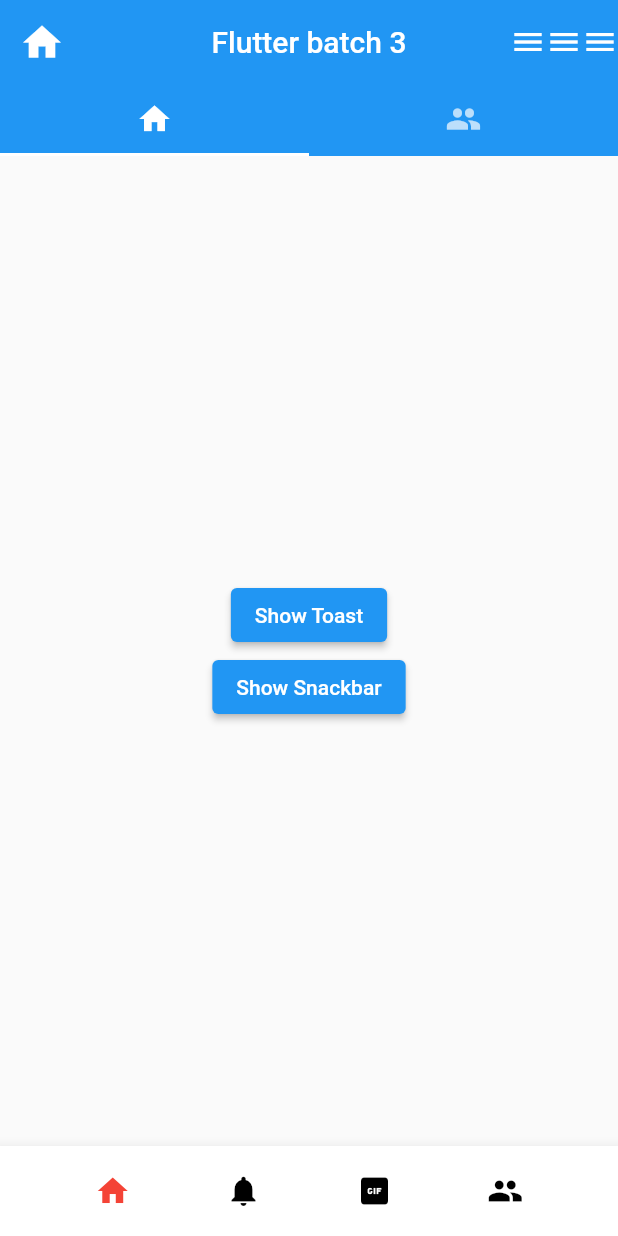
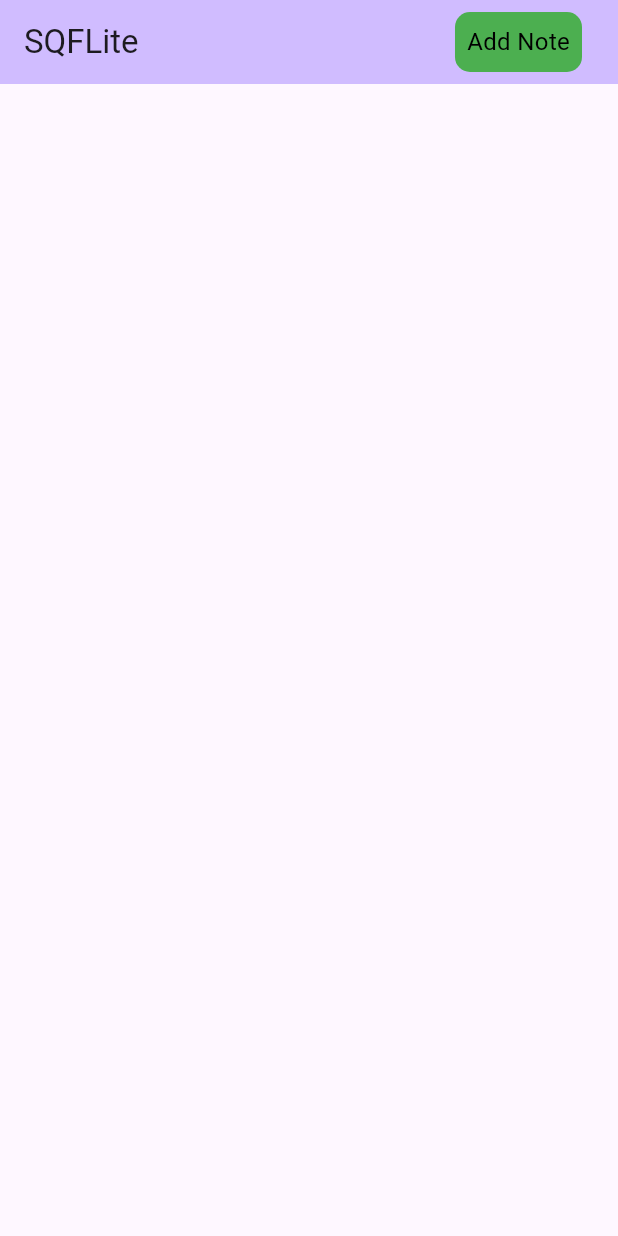
Before and after one commit to mdkhaledhassan/batch3-code, a Flutter app: the screen it shows after launch, on a phone screen of 412 x 824 dp. Run offline on Flutter 3.47's test engine with Material 3 defaults, Android fonts, the phone set to English and light mode, and no system bars; our stand-ins replace flutter_screenutil, flutter_svg, fluttertoast, get_storage, google_fonts, page_transition and 2 more; accounts and stored records are empty.

```diff
--- a/lib/main.dart
+++ b/lib/main.dart
@@ -1,8 +1,13 @@
 import 'package:flutter/material.dart';
+import 'package:flutter_screenutil/flutter_screenutil.dart';
+import 'package:get_storage/get_storage.dart';
+import 'home_screen.dart';
+import 'sqflite/screens/home_screen.dart';
 
-import 'home_screen.dart';
+final box = GetStorage();
 
-void main() {
+void main() async {
+  await GetStorage.init();
   runApp(const MyApp());
 }
 
@@ -10,13 +15,16 @@ class MyApp extends StatelessWidget {
   const MyApp({super.key});
   @override
   Widget build(BuildContext context) {
-    return MaterialApp(
-      debugShowCheckedModeBanner: false,
-      theme: ThemeData(
-        useMaterial3: false,
+    return ScreenUtilInit(
+      designSize: Size(390,844),
+      builder: (context, child) => MaterialApp(
+        debugShowCheckedModeBanner: false,
+        theme: ThemeData(
+          useMaterial3: true,
+        ),
+        title: 'Flutter Batch 3',
+        home: const MyHomePage(),
       ),
-      title: 'Flutter Batch 3',
-      home: const HomeScreen(),
     );
   }
 }
--- /dev/null
+++ b/lib/sqflite/models/note_model.dart
@@ -0,0 +1,14 @@
+class Note {
+  final int? id;
+  final String? description;
+
+  Note({this.id, this.description});
+
+  Note.fromMap(Map<String, dynamic> item)
+      : id = item["id"],
+        description = item["description"];
+
+  Map<String, Object> toMap() {
+    return {'id': id!, 'description': description!};
+  }
+}
--- /dev/null
+++ b/lib/sqflite/screens/home_screen.dart
@@ -0,0 +1,198 @@
+import 'package:batch3/sqflite/screens/add_note_screen.dart';
+import 'package:flutter/material.dart';
+
+import '../models/note_model.dart';
+import '../services/sqfflite_services.dart';
+import 'edit_note_screen.dart';
+
+class MyHomePage extends StatefulWidget {
+  const MyHomePage({super.key});
+
+  @override
+  State<MyHomePage> createState() => _MyHomePageState();
+}
+
+class _MyHomePageState extends State<MyHomePage> {
+
+  Sqflite sqflite = Sqflite();
+
+  List<Note> noteList = [];
+
+  getData() async {
+    final data = await sqflite.getNotes();
+
+    setState(() {
+      noteList = data;
+    });
+  }
+
+  @override
+  void initState() {
+    sqflite.intDB().whenComplete(() async {
+      await getData();
+      setState(() {
+
+      });
+    });
+    super.initState();
+  }
+
+  @override
+  Widget build(BuildContext context) {
+    return Scaffold(
+      appBar: AppBar(
+        backgroundColor: Theme.of(context).colorScheme.inversePrimary,
+        title: const Text('SQFLite'),
+        actions: [
+          Padding(
+            padding: const EdgeInsets.only(right: 16),
+            child: IconButton(
+                onPressed: () {
+                  Navigator.push(context,
+                      MaterialPageRoute(builder: (_) => const AddNoteScreen()));
+                },
+                icon: Container(
+                  decoration: BoxDecoration(
+                      color: Colors.green,
+                      borderRadius: BorderRadius.circular(10)),
+                  child: const Padding(
+                    padding: EdgeInsets.all(8),
+                    child: Center(
+                      child: Text('Add Note',
+                          style: TextStyle(
+                              color: Colors.black,
+                              fontWeight: FontWeight.w400,
+                              fontSize: 16)),
+                    ),
+                  ),
+                )),
+          )
+        ],
+      ),
+      body: SingleChildScrollView(
+        child: Padding(
+          padding: const EdgeInsets.all(20),
+          child: Column(
+            children: List.generate(
+                noteList.length,
+                (index) =>
+                Padding(
+                      padding: const EdgeInsets.only(bottom: 10),
+                      child: GestureDetector(
+                        onTap: () {
+                          Navigator.push(context, MaterialPageRoute(builder: (_)=> EditNoteScreen(
+                            id: noteList[index].id!.toInt(),
+                            description: noteList[index].description.toString(),
+                          )));
+                        },
+                        onLongPress: () {
+                          showDialog(
+                              context: context,
+                              builder: (_) {
+                                return AlertDialog(
+                                  title: const Text(
+                                      'Are you sure to delete this note?'),
+                                  actions: [
+                                    Row(
+                                      mainAxisAlignment:
+                                          MainAxisAlignment.spaceBetween,
+                                      children: [
+                                        GestureDetector(
+                                          onTap: () {
+                                            Navigator.pop(context);
+                                          },
+                                          child: Container(
+                                            height: 40,
+                                            width: 60,
+                                            decoration: BoxDecoration(
+                                                color: Colors.red,
+                                                borderRadius:
+                                                    BorderRadius.circular(10)),
+                                            child: const Center(
+                                              child: Text(
+                                                'No',
+                                                style: TextStyle(
+                                                    color: Colors.white,
+                                                    fontWeight: FontWeight.w400,
+                                                    fontSize: 16),
+                                              ),
+                                            ),
+                                          ),
+                                        ),
+                                        GestureDetector(
+                                          onTap: () {
+                                            Sqflite().deleteNote(noteList[index].id!.toInt());
+
+                                            getData();
+
+                                            Navigator.pop(context);
+                                          },
+                                          child: Container(
+                                            height: 40,
+                                            width: 60,
+                                            decoration: BoxDecoration(
+                                                color: Colors.green,
+                                                borderRadius:
+                                                    BorderRadius.circular(10)),
+                                            child: const Center(
+                                              child: Text(
+                                                'Yes',
+                                                style: TextStyle(
+                                                    color: Colors.white,
+                                                    fontWeight: FontWeight.w400,
+                                                    fontSize: 16),
+                                              ),
+                                            ),
+                                          ),
+                                        )
+                                      ],
+                                    )
+                                  ],
+                                );
+                              });
+                        },
+                        child: Container(
+                          width: double.infinity,
+                          decoration: BoxDecoration(
+                              color: Colors.white,
+                              boxShadow: [
+                                BoxShadow(
+                                    color: Colors.black.withOpacity(0.25),
+                                    blurRadius: 10,
+                                    offset: const Offset(0, 4))
+                              ],
+                              borderRadius: BorderRadius.circular(15)),
+                          child: Padding(
+                            padding: const EdgeInsets.all(10),
+                            child: Column(
+                              crossAxisAlignment: CrossAxisAlignment.start,
+                              children: [
+                                Text(
+                                  'ID: ${noteList[index].id}',
+                                  style: const TextStyle(
+                                      color: Colors.black,
+                                      fontWeight: FontWeight.w400,
+                                      fontSize: 18),
+                                ),
+                                const SizedBox(
+                                  height: 5,
+                                ),
+                                Text(
+                                  'Description: ${noteList[index].description}',
+                                  style: const TextStyle(
+                                      color: Colors.black,
+                                      fontWeight: FontWeight.w400,
+                                      fontSize: 18),
+                                ),
+                              ],
+                            ),
+                          ),
+                        ),
+                      ),
+                    )),
+          ),
+        ),
+      ),
+    );
+  }
+}
--- /dev/null
+++ b/lib/sqflite/services/sqfflite_services.dart
@@ -0,0 +1,49 @@
+import 'package:batch3/sqflite/models/note_model.dart';
+import 'package:flutter/widgets.dart';
+import 'package:path/path.dart';
+import 'package:sqflite/sqflite.dart';
+import 'package:sqflite/sqlite_api.dart';
+
+class Sqflite{
+  //int database
+
+  Future<Database> intDB() async {
+    String path = await getDatabasesPath();
+    return openDatabase(
+      join(path,'database1.db'),
+      onCreate: (db, version) async {
+        await db.execute('CREATE TABLE Batch3 (id INTEGER PRIMARY KEY, description TEXT)');
+      },
+      version: 1
+    );
+  }
+
+  //insert
+  Future addNote(Note note) async {
+    final Database db = await intDB();
+    var data = await db.insert('Batch3', note.toMap());
+    return data;
+  }
+
+  //get
+  Future<List<Note>> getNotes() async {
+    final Database db = await intDB();
+    List<Map<String, Object?>> data = await db.query('Batch3');
+
+    return data.map((e) => Note.fromMap(e)).toList();
+  }
+
+  //update
+  Future<void> updateNote(Note note) async {
+    final Database db = await intDB();
+    await db.update('Batch3', note.toMap(),where: 'id = ?', whereArgs: [note.id]);
+  }
+
+  //delete
+  Future<void> deleteNote(int id) async {
+    final Database db = await intDB();
+    await db.delete('Batch3',where: 'id = ?', whereArgs: [id]);
+  }
+
+
+}
--- a/pubspec.yaml
+++ b/pubspec.yaml
@@ -42,6 +42,10 @@ dependencies:
   page_transition: ^2.1.0
   fluttertoast: ^8.2.8
   top_snackbar_flutter: ^3.1.0
+  flutter_screenutil: ^5.9.3
+  get_storage: ^2.1.1
+  sqflite: ^2.3.3+1
+  path: any
 
 dev_dependencies:
   flutter_test:
```
Also changed, not shown: lib/screen1.dart (+52 -8 lines), lib/sqflite/screens/add_note_screen.dart (added, +89 -0 lines), lib/sqflite/screens/edit_note_screen.dart (added, +99 -0 lines), pubspec.lock, 1 other file.
